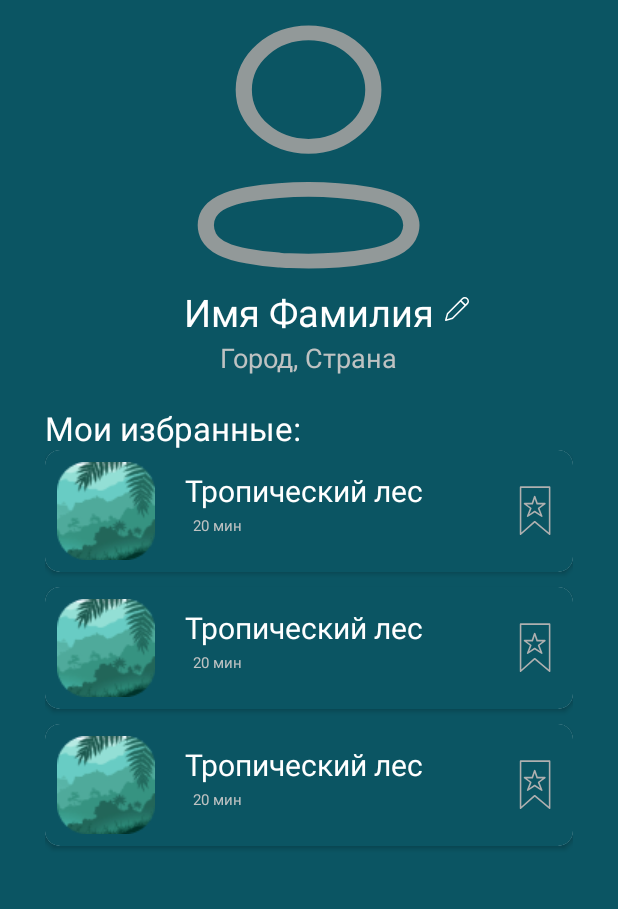
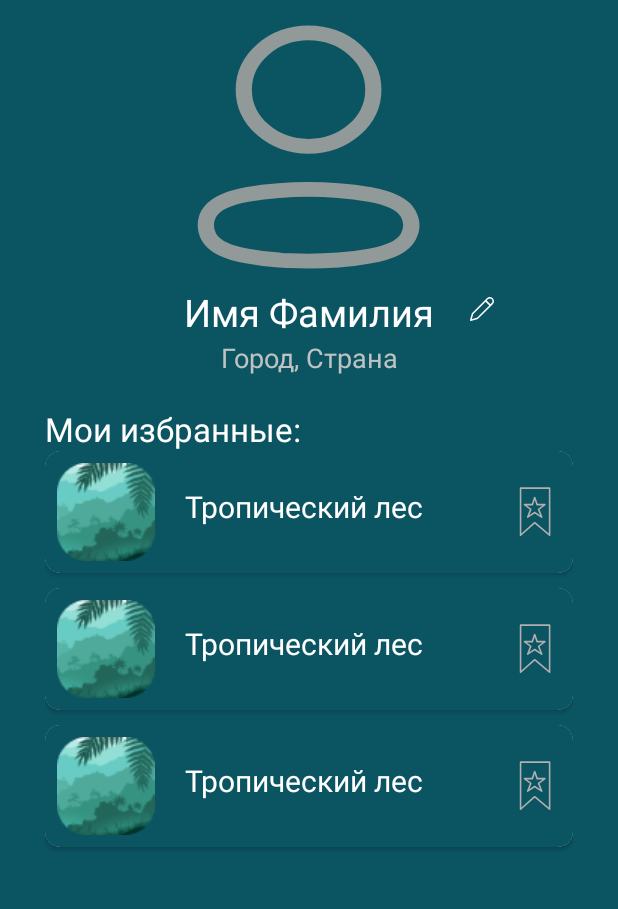
Before and after one commit to martanatta/Evo, an Android app: the layout fragment_profile.xml on its own in the app's theme, with its tools: preview values and no code run, on a phone screen of 412 x 824 dp, the part 105-1014 px from its top. Run offline under Robolectric (Android 15) with nearby library versions, the phone set to English and light mode, and no system bars.

Commit message:
мелочь коммит

```diff
--- a/app/src/main/java/com/example/evo/LogInActivity.java
+++ b/app/src/main/java/com/example/evo/LogInActivity.java
@@ -9,18 +9,13 @@ import android.view.View;
 import android.widget.Button;
 import android.widget.EditText;
 import android.widget.TextView;
-import android.widget.Toast;
 
-import androidx.annotation.NonNull;
 import androidx.appcompat.app.AppCompatActivity;
 
 import com.example.evo.RegUser.SignUpActivity;
 import com.example.evo.apiShmapi.ApiService;
 import com.example.evo.apiShmapi.TokenObtainPair;
 import com.example.evo.apiShmapi.TokenRefresh;
-import com.google.android.gms.tasks.OnFailureListener;
-import com.google.android.gms.tasks.OnSuccessListener;
-import com.google.firebase.auth.AuthResult;
 
 import retrofit2.Call;
 import retrofit2.Callback;
@@ -102,16 +97,9 @@ public class LogInActivity extends AppCompatActivity {
         signUp.setOnClickListener(new View.OnClickListener() {
             @Override
             public void onClick(View v) {
-//                        checkPassword();
-                Log.e("Check", "checkkkk");
-                //getCredentials();
-                Intent intent = new Intent();
-//                        intent.putExtra("Email", EdTEmail.getText().toString());
-//                        intent.putExtra("Password", EdTPassword.getText().toString());
-                if (checkPassword()) {
-                    startActivity(new Intent(LogInActivity.this, SignUpActivity.class));
-                    finish();
-                }
+                Intent intent = new Intent(LogInActivity.this, SignUpActivity.class);
+                startActivity(intent);
+                finish();
             }
         });
     }
--- a/app/src/main/java/com/example/evo/RegUser/SignUpActivity.java
+++ b/app/src/main/java/com/example/evo/RegUser/SignUpActivity.java
@@ -1,5 +1,6 @@
 package com.example.evo.RegUser;
 
+import android.content.Intent;
 import android.os.Bundle;
 import android.util.Log;
 import android.view.View;
@@ -10,6 +11,7 @@ import android.widget.Toast;
 
 import androidx.appcompat.app.AppCompatActivity;
 
+import com.example.evo.LogInActivity;
 import com.example.evo.R;
 import com.google.firebase.auth.FirebaseAuth;
 import com.google.firebase.database.DatabaseReference;
@@ -106,13 +108,13 @@ public class SignUpActivity extends AppCompatActivity {
 //            }
 //        });
 //
-//        LogIn.setOnClickListener(new View.OnClickListener() {
-//            @Override
-//            public void onClick(View v) {
-//                startActivity(new Intent(SignUpActivity.this, LogInActivity.class));
-//                finish();
-//            }
-//        });
+        LogIn.setOnClickListener(new View.OnClickListener() {
+            @Override
+            public void onClick(View v) {
+                startActivity(new Intent(SignUpActivity.this, LogInActivity.class));
+                finish();
+            }
+        });
     }
 
     private void userSignUp() {
--- a/app/src/main/java/com/example/evo/SoundsAdapter.java
+++ b/app/src/main/java/com/example/evo/SoundsAdapter.java
@@ -15,6 +15,7 @@ import androidx.cardview.widget.CardView;
 import androidx.recyclerview.widget.RecyclerView;
 
 import com.example.evo.apiShmapi.CategoryDetail;
+import com.squareup.picasso.Picasso;
 
 import java.util.List;
 
@@ -41,6 +42,7 @@ public class SoundsAdapter extends RecyclerView.Adapter<SoundsAdapter.MyViewHold
     @Override
     public void onBindViewHolder(@NonNull MyViewHolderSounds holder, @SuppressLint("RecyclerView") int position) {
         holder.file_name.setText(mFiles.get(position).name);
+        Picasso.get().load(mFiles.get(position).picture).into(holder.album_art);
         holder.mCardView.setOnClickListener(new View.OnClickListener() {
             @Override
             public void onClick(View view) {
@@ -78,7 +80,7 @@ public class SoundsAdapter extends RecyclerView.Adapter<SoundsAdapter.MyViewHold
             mCardView = itemView.findViewById(R.id.cardViewSounds);
             album_art = itemView.findViewById(R.id.img_forest);
             file_name = itemView.findViewById(R.id.text_forest);
-            listOfListeners = itemView.findViewById(R.id.num_of_list1);
+//            listOfListeners = itemView.findViewById(R.id.num_of_list1);
         }
     }
 }
--- a/app/src/main/res/layout/activity_sounds_list_item.xml
+++ b/app/src/main/res/layout/activity_sounds_list_item.xml
@@ -16,8 +16,8 @@
 
         <ImageView
             android:id="@+id/img_forest"
-            android:layout_width="wrap_content"
-            android:layout_height="wrap_content"
+            android:layout_width="65dp"
+            android:layout_height="65dp"
             android:src="@drawable/round_forest" />
 
         <TextView
@@ -25,23 +25,13 @@
             android:layout_width="match_parent"
             android:layout_height="wrap_content"
             android:layout_marginStart="20dp"
-            android:layout_marginTop="5dp"
+            android:layout_marginTop="15dp"
             android:layout_toEndOf="@id/img_forest"
             android:text="Тропический лес"
             android:textColor="#FFFFFF"
             android:textSize="20sp" />
 
-        <TextView
-            android:id="@+id/num_of_list1"
-            android:layout_width="wrap_content"
-            android:layout_height="wrap_content"
-            android:layout_marginStart="25sp"
-            android:layout_marginTop="35dp"
-            android:layout_toEndOf="@id/img_forest"
-            android:text="20 мин"
-            android:textColor="#BEC2C2"
-            android:textSize="10sp"
-            tools:ignore="SmallSp" />
+
 
         <ImageView
             android:id="@+id/fav_btn"
--- a/app/src/main/res/layout/fragment_profile.xml
+++ b/app/src/main/res/layout/fragment_profile.xml
@@ -36,10 +36,11 @@
 
         <TextView
             android:id="@+id/users_name"
-            android:layout_width="wrap_content"
-            android:layout_height="wrap_content"
+            android:layout_width="200dp"
+            android:layout_height="30dp"
             android:layout_centerHorizontal="true"
             android:fontFamily="sans-serif"
+            android:gravity="center"
             android:text="Имя Фамилия"
             android:textColor="#ffffff"
             android:textSize="25sp" />
@@ -48,14 +49,18 @@
             android:id="@+id/profile_edit"
             android:layout_width="16dp"
             android:layout_height="16dp"
-            android:layout_margin="7dp"
+            android:layout_marginStart="7dp"
+            android:layout_marginTop="7dp"
+            android:layout_marginEnd="7dp"
+            android:layout_marginBottom="7dp"
             android:layout_toEndOf="@+id/users_name"
             android:background="@drawable/ic_profile_edit" />
 
         <TextView
             android:id="@+id/users_city"
-            android:layout_width="wrap_content"
-            android:layout_height="wrap_content"
+            android:layout_width="match_parent"
+            android:layout_height="25dp"
+            android:gravity="center"
             android:layout_centerHorizontal="true"
             android:layout_marginTop="35dp"
             android:fontFamily="sans-serif"
```
